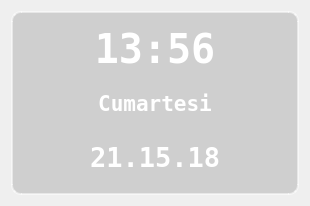
Before: the Qt Designer form clockform.ui in aciklab/Hvl-Lightdm-Greeter, drawn with Qt 5.
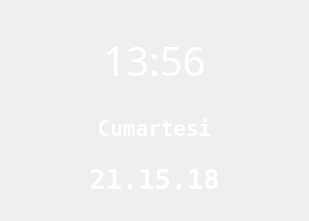
After: the same form once the commit is applied.

```diff
--- a/clockform.ui
+++ b/clockform.ui
@@ -6,12 +6,12 @@
    <rect>
     <x>0</x>
     <y>0</y>
-    <width>310</width>
-    <height>206</height>
+    <width>309</width>
+    <height>221</height>
    </rect>
   </property>
   <property name="sizePolicy">
-   <sizepolicy hsizetype="Ignored" vsizetype="Ignored">
+   <sizepolicy hsizetype="Preferred" vsizetype="Preferred">
     <horstretch>0</horstretch>
     <verstretch>0</verstretch>
    </sizepolicy>
@@ -24,7 +24,7 @@
     border-radius: 5px;
 }
 #frame{
-	order:2px solid rgba(255,255,255,0.5);
+	border:0px solid rgba(255,255,255,0.5);
 }
 
 #dayLabel,
@@ -35,8 +35,8 @@
 }
 
 #frame { 
-    background-color: rgba(80,80,80, 0.2);
-    border-radius: 10px;
+    background-color: rgba(80,80,80, 0.0);
+    border-radius: 0px;
 }
 
 </string>
@@ -45,32 +45,20 @@
    <item>
     <widget class="QFrame" name="frame">
      <property name="sizePolicy">
-      <sizepolicy hsizetype="Ignored" vsizetype="Ignored">
+      <sizepolicy hsizetype="Preferred" vsizetype="Preferred">
        <horstretch>0</horstretch>
        <verstretch>0</verstretch>
       </sizepolicy>
      </property>
      <property name="styleSheet">
-      <string notr="true">QWidget {
-    border-radius: 5px;
-}
-#frame{
-border:2px solid rgba(255,255,255,0.5);
-}
+      <string notr="true">
 
 #dayLabel,
 #clockLabel,
 #dateLabel {
 	color: white;
 	text-align: center;
-}
-
-#frame { 
-    background-color: rgba(80,80,80, 0.2);
-    border-radius: 10px;
-}
-
-</string>
+}</string>
      </property>
      <property name="frameShape">
       <enum>QFrame::Box</enum>
@@ -78,18 +66,33 @@
      <property name="frameShadow">
       <enum>QFrame::Plain</enum>
      </property>
-     <layout class="QVBoxLayout" name="verticalLayout_2">
-      <property name="spacing">
-       <number>0</number>
-      </property>
-      <item>
+     <layout class="QGridLayout" name="gridLayout">
+      <item row="0" column="0">
        <widget class="QLabel" name="clockLabel">
+        <property name="sizePolicy">
+         <sizepolicy hsizetype="Preferred" vsizetype="MinimumExpanding">
+          <horstretch>0</horstretch>
+          <verstretch>0</verstretch>
+         </sizepolicy>
+        </property>
+        <property name="minimumSize">
+         <size>
+          <width>0</width>
+          <height>0</height>
+         </size>
+        </property>
+        <property name="maximumSize">
+         <size>
+          <width>16777215</width>
+          <height>80</height>
+         </size>
+        </property>
         <property name="font">
          <font>
-          <family>DejaVu Sans Mono</family>
+          <family>Source Code Pro</family>
           <pointsize>30</pointsize>
-          <weight>75</weight>
-          <bold>true</bold>
+          <weight>50</weight>
+          <bold>false</bold>
          </font>
         </property>
         <property name="text">
@@ -100,7 +103,7 @@
         </property>
        </widget>
       </item>
-      <item>
+      <item row="1" column="0">
        <widget class="QLabel" name="dayLabel">
         <property name="font">
          <font>
@@ -121,7 +124,7 @@
         </property>
        </widget>
       </item>
-      <item>
+      <item row="2" column="0">
        <widget class="QLabel" name="dateLabel">
         <property name="font">
          <font>
```
